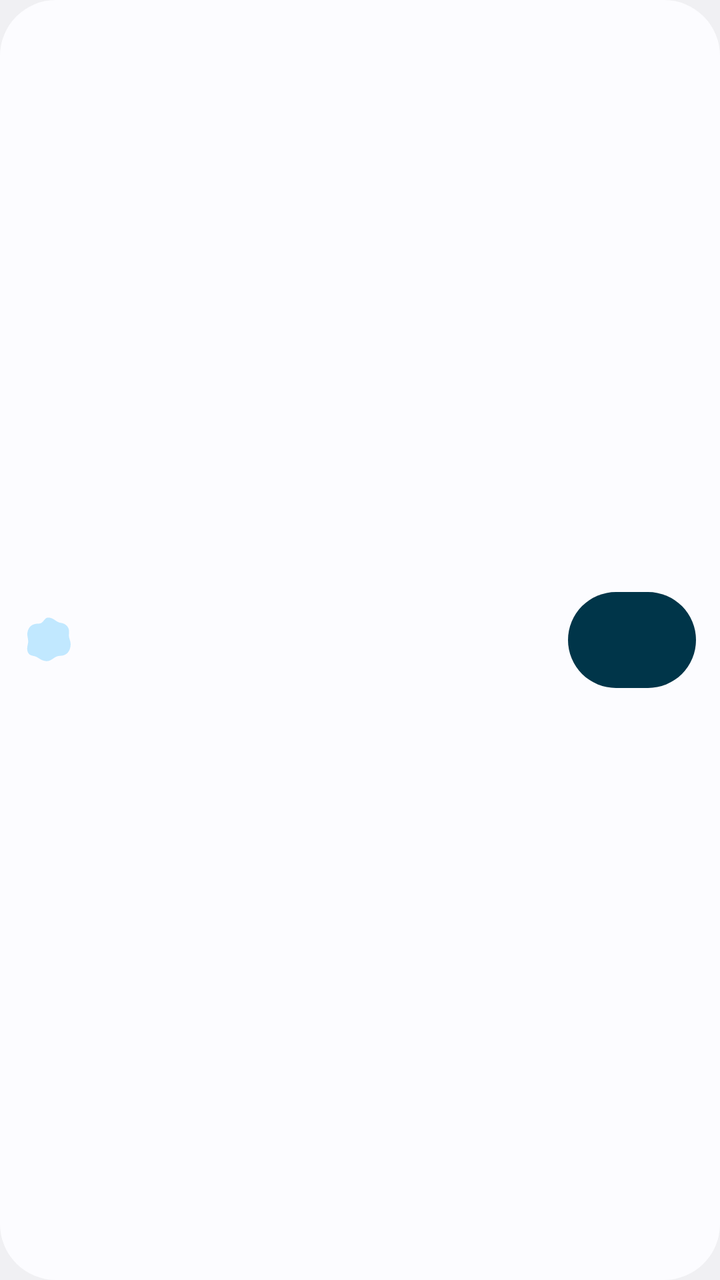
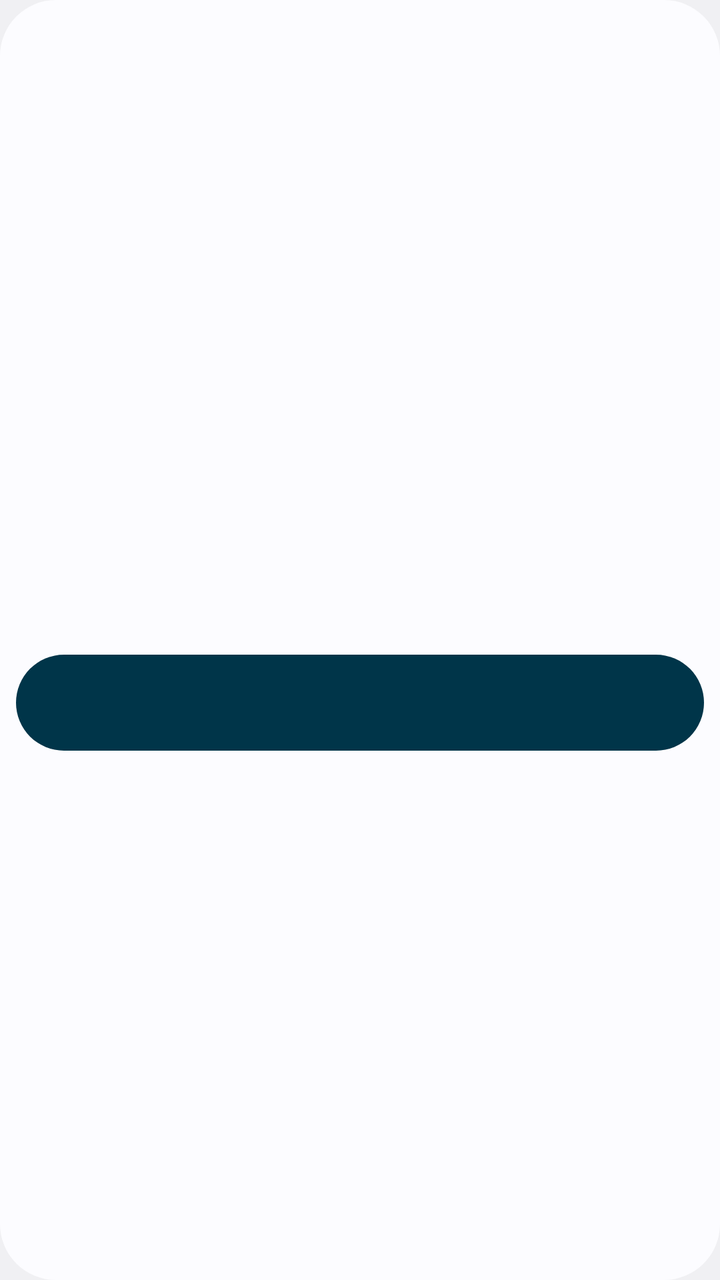

An Android layout rendered at two revisions. The XML below is the earlier revision; the diff shows what the commit changed to produce the second picture.
<!-- AndroidManifest.xml: application theme Theme.App -->
<!-- res/layout/widget_brew.xml -->
<?xml version="1.0" encoding="utf-8"?>
<LinearLayout xmlns:android="http://schemas.android.com/apk/res/android"
    android:layout_width="match_parent"
    android:layout_height="match_parent"
    android:background="@drawable/widget_brew_background"
    android:gravity="center_vertical"
    android:minHeight="@dimen/widget_min_height"
    android:orientation="horizontal"
    android:padding="12dp">

    <LinearLayout
        android:layout_width="0dp"
        android:layout_height="wrap_content"
        android:layout_weight="1"
        android:gravity="center_vertical"
        android:orientation="horizontal">

        <FrameLayout
            android:id="@+id/widget_method_icon_container"
            android:layout_width="24dp"
            android:layout_height="24dp"
            android:background="@drawable/widget_icon_container">

            <ImageView
                android:id="@+id/widget_method_icon"
                android:layout_width="16dp"
                android:layout_height="16dp"
                android:layout_gravity="center"
                android:contentDescription="@null"
                android:tint="@color/widget_icon_foreground" />
        </FrameLayout>

        <LinearLayout
            android:layout_width="0dp"
            android:layout_height="wrap_content"
            android:layout_marginStart="8dp"
            android:layout_weight="1"
            android:orientation="vertical">

            <TextView
                android:id="@+id/widget_title"
                android:layout_width="match_parent"
                android:layout_height="wrap_content"
                android:ellipsize="end"
                android:maxLines="1"
                android:textColor="@color/widget_secondary_text"
                android:textSize="12sp" />

            <LinearLayout
                android:id="@+id/widget_last_brew"
                android:layout_width="match_parent"
                android:layout_height="wrap_content"
                android:orientation="vertical">

                <TextView
                    android:id="@+id/widget_method"
                    android:layout_width="match_parent"
                    android:layout_height="wrap_content"
                    android:ellipsize="end"
                    android:maxLines="1"
                    android:textColor="@color/widget_primary_text"
                    android:textSize="12sp"
                    android:textStyle="bold" />

                <TextView
                    android:id="@+id/widget_details"
                    android:layout_width="match_parent"
                    android:layout_height="wrap_content"
                    android:ellipsize="end"
                    android:maxLines="1"
                    android:textColor="@color/widget_secondary_text"
                    android:textSize="12sp" />
            </LinearLayout>

            <LinearLayout
                android:id="@+id/widget_empty_content"
                android:layout_width="match_parent"
                android:layout_height="wrap_content"
                android:orientation="vertical"
                android:visibility="gone">

                <TextView
                    android:id="@+id/widget_empty_title"
                    android:layout_width="match_parent"
                    android:layout_height="wrap_content"
                    android:ellipsize="end"
                    android:maxLines="1"
                    android:textColor="@color/widget_primary_text"
                    android:textSize="12sp"
                    android:textStyle="bold" />

                <TextView
                    android:id="@+id/widget_empty_start"
                    android:layout_width="match_parent"
                    android:layout_height="wrap_content"
                    android:maxLines="1"
                    android:text="@string/widget_empty_start"
                    android:textColor="@color/widget_secondary_text"
                    android:textSize="12sp" />

            </LinearLayout>
        </LinearLayout>
    </LinearLayout>

    <FrameLayout
        android:id="@+id/widget_action"
        android:layout_width="64dp"
        android:layout_height="48dp"
        android:layout_marginStart="8dp"
        android:background="@drawable/widget_action_background"
        android:gravity="center"
        android:minHeight="48dp">

        <LinearLayout
            android:layout_width="wrap_content"
            android:layout_height="match_parent"
            android:gravity="center"
            android:orientation="horizontal"
                android:paddingHorizontal="6dp">

            <ImageView
                android:id="@+id/widget_action_icon"
                android:layout_width="16dp"
                android:layout_height="16dp"
                android:contentDescription="@null"
                android:tint="@color/widget_action_text" />

            <TextView
                android:id="@+id/widget_action_label"
                android:layout_width="wrap_content"
                android:layout_height="wrap_content"
                android:ellipsize="end"
                android:maxLines="1"
                android:textColor="@color/widget_action_text"
                android:textSize="10sp"
                android:textStyle="bold" />
        </LinearLayout>
    </FrameLayout>
</LinearLayout>
<!-- resources referenced by this layout -->
<resources>
  <color name="widget_action_text">@android:color/system_neutral1_0</color>
  <color name="widget_icon_foreground">@android:color/system_accent1_800</color>
  <color name="widget_primary_text">@android:color/system_neutral1_900</color>
  <color name="widget_secondary_text">@android:color/system_neutral1_700</color>
  <dimen name="widget_min_height">72dp</dimen>
  <!-- drawable widget_action_background (drawable) -->
  <?xml version="1.0" encoding="utf-8"?>
  <shape xmlns:android="http://schemas.android.com/apk/res/android" android:shape="rectangle">
      <solid android:color="@color/widget_action_background" />
      <corners android:radius="26dp" />
  </shape>
  <!-- drawable widget_brew_background (drawable) -->
  <?xml version="1.0" encoding="utf-8"?>
  <shape xmlns:android="http://schemas.android.com/apk/res/android" android:shape="rectangle">
      <solid android:color="@color/widget_background" />
      <corners android:radius="@android:dimen/system_app_widget_background_radius" />
  </shape>
  <!-- drawable widget_icon_container (drawable) -->
  <?xml version="1.0" encoding="utf-8"?>
  <vector xmlns:android="http://schemas.android.com/apk/res/android"
      android:width="64dp"
      android:height="64dp"
      android:viewportWidth="64"
      android:viewportHeight="64">
      <path
          android:fillColor="@color/widget_icon_container"
          android:pathData="M32,3 C40,3 42,9 49,10 C56,11 61,16 60,24 C59,31 63,34 62,41 C61,49 56,54 48,54 C40,54 37,62 29,61 C21,60 19,55 12,54 C5,53 3,47 5,39 C7,32 3,28 5,21 C7,14 12,11 20,11 C26,11 27,3 32,3 Z" />
  </vector>
  <string name="widget_empty_start">Start a brew</string>
  <style name="Theme.App" parent="android:Theme.DeviceDefault.Light.NoActionBar" />
  <color name="widget_action_background">@android:color/system_accent1_800</color>
  <color name="widget_background">@android:color/system_neutral1_10</color>
  <color name="widget_icon_container">@android:color/system_accent1_100</color>
</resources>

<!-- the commit's change to res/layout/widget_brew.xml (unified diff, before → after) -->
@@ -4,136 +4,30 @@
     android:layout_height="match_parent"
     android:background="@drawable/widget_brew_background"
     android:gravity="center_vertical"
-    android:minHeight="@dimen/widget_min_height"
-    android:orientation="horizontal"
-    android:padding="12dp">
+    android:orientation="vertical"
+    android:padding="8dp">
 
-    <LinearLayout
-        android:layout_width="0dp"
-        android:layout_height="wrap_content"
-        android:layout_weight="1"
-        android:gravity="center_vertical"
-        android:orientation="horizontal">
-
-        <FrameLayout
-            android:id="@+id/widget_method_icon_container"
-            android:layout_width="24dp"
-            android:layout_height="24dp"
-            android:background="@drawable/widget_icon_container">
-
-            <ImageView
-                android:id="@+id/widget_method_icon"
-                android:layout_width="16dp"
-                android:layout_height="16dp"
-                android:layout_gravity="center"
-                android:contentDescription="@null"
-                android:tint="@color/widget_icon_foreground" />
-        </FrameLayout>
-
-        <LinearLayout
-            android:layout_width="0dp"
-            android:layout_height="wrap_content"
-            android:layout_marginStart="8dp"
-            android:layout_weight="1"
-            android:orientation="vertical">
-
-            <TextView
-                android:id="@+id/widget_title"
-                android:layout_width="match_parent"
-                android:layout_height="wrap_content"
-                android:ellipsize="end"
-                android:maxLines="1"
-                android:textColor="@color/widget_secondary_text"
-                android:textSize="12sp" />
-
-            <LinearLayout
-                android:id="@+id/widget_last_brew"
-                android:layout_width="match_parent"
-                android:layout_height="wrap_content"
-                android:orientation="vertical">
-
-                <TextView
-                    android:id="@+id/widget_method"
-                    android:layout_width="match_parent"
-                    android:layout_height="wrap_content"
-                    android:ellipsize="end"
-                    android:maxLines="1"
-                    android:textColor="@color/widget_primary_text"
-                    android:textSize="12sp"
-                    android:textStyle="bold" />
-
-                <TextView
-                    android:id="@+id/widget_details"
-                    android:layout_width="match_parent"
-                    android:layout_height="wrap_content"
-                    android:ellipsize="end"
-                    android:maxLines="1"
-                    android:textColor="@color/widget_secondary_text"
-                    android:textSize="12sp" />
-            </LinearLayout>
-
-            <LinearLayout
-                android:id="@+id/widget_empty_content"
-                android:layout_width="match_parent"
-                android:layout_height="wrap_content"
-                android:orientation="vertical"
-                android:visibility="gone">
-
-                <TextView
-                    android:id="@+id/widget_empty_title"
-                    android:layout_width="match_parent"
-                    android:layout_height="wrap_content"
-                    android:ellipsize="end"
-                    android:maxLines="1"
-                    android:textColor="@color/widget_primary_text"
-                    android:textSize="12sp"
-                    android:textStyle="bold" />
-
-                <TextView
-                    android:id="@+id/widget_empty_start"
-                    android:layout_width="match_parent"
-                    android:layout_height="wrap_content"
-                    android:maxLines="1"
-                    android:text="@string/widget_empty_start"
-                    android:textColor="@color/widget_secondary_text"
-                    android:textSize="12sp" />
-
-            </LinearLayout>
-        </LinearLayout>
+    <TextView android:id="@+id/widget_title" android:layout_width="match_parent" android:layout_height="wrap_content"
+        android:textColor="@color/widget_secondary_text" android:textSize="10sp" />
+    <LinearLayout android:id="@+id/widget_last_brew" android:layout_width="match_parent" android:layout_height="wrap_content" android:orientation="vertical">
+    <TextView android:id="@+id/widget_coffee" android:layout_width="match_parent" android:layout_height="wrap_content"
+        android:maxLines="1" android:textColor="@color/widget_primary_text" android:textSize="14sp" android:textStyle="bold" />
+    <TextView android:id="@+id/widget_method" android:layout_width="match_parent" android:layout_height="wrap_content"
+        android:maxLines="1" android:textColor="@color/widget_secondary_text" android:textSize="9sp" />
+    <TextView android:id="@+id/widget_time" android:layout_width="match_parent" android:layout_height="wrap_content"
+        android:textColor="@color/widget_secondary_text" android:textSize="10sp" />
     </LinearLayout>
 
-    <FrameLayout
-        android:id="@+id/widget_action"
-        android:layout_width="64dp"
-        android:layout_height="48dp"
-        android:layout_marginStart="8dp"
-        android:background="@drawable/widget_action_background"
-        android:gravity="center"
-        android:minHeight="48dp">
+    <LinearLayout android:id="@+id/widget_empty_content" android:layout_width="match_parent" android:layout_height="wrap_content" android:orientation="vertical" android:visibility="gone">
+        <TextView android:id="@+id/widget_empty_title" android:layout_width="match_parent" android:layout_height="wrap_content"
+            android:textColor="@color/widget_primary_text" android:textSize="14sp" android:textStyle="bold" />
+        <TextView android:id="@+id/widget_empty_start" android:layout_width="match_parent" android:layout_height="wrap_content"
+            android:text="@string/widget_empty_start" android:textColor="@color/widget_secondary_text" android:textSize="12sp" />
+    </LinearLayout>
 
-        <LinearLayout
-            android:layout_width="wrap_content"
-            android:layout_height="match_parent"
-            android:gravity="center"
-            android:orientation="horizontal"
-                android:paddingHorizontal="6dp">
-
-            <ImageView
-                android:id="@+id/widget_action_icon"
-                android:layout_width="16dp"
-                android:layout_height="16dp"
-                android:contentDescription="@null"
-                android:tint="@color/widget_action_text" />
-
-            <TextView
-                android:id="@+id/widget_action_label"
-                android:layout_width="wrap_content"
-                android:layout_height="wrap_content"
-                android:ellipsize="end"
-                android:maxLines="1"
-                android:textColor="@color/widget_action_text"
-                android:textSize="10sp"
-                android:textStyle="bold" />
-        </LinearLayout>
+    <FrameLayout android:id="@+id/widget_action" android:layout_width="match_parent" android:layout_height="48dp"
+        android:layout_marginTop="4dp" android:background="@drawable/widget_action_background" android:gravity="center">
+        <TextView android:id="@+id/widget_action_label" android:layout_width="wrap_content" android:layout_height="wrap_content"
+            android:textColor="@color/widget_action_text" android:textSize="13sp" android:textStyle="bold" />
     </FrameLayout>
 </LinearLayout>
<!-- resource entries referenced after the edit -->
@@ -1,10 +1,8 @@
 <!-- resources referenced by this layout -->
 <resources>
   <color name="widget_action_text">@android:color/system_neutral1_0</color>
-  <color name="widget_icon_foreground">@android:color/system_accent1_800</color>
   <color name="widget_primary_text">@android:color/system_neutral1_900</color>
   <color name="widget_secondary_text">@android:color/system_neutral1_700</color>
-  <dimen name="widget_min_height">72dp</dimen>
   <!-- drawable widget_action_background (drawable) -->
   <?xml version="1.0" encoding="utf-8"?>
   <shape xmlns:android="http://schemas.android.com/apk/res/android" android:shape="rectangle">
@@ -17,21 +15,9 @@
       <solid android:color="@color/widget_background" />
       <corners android:radius="@android:dimen/system_app_widget_background_radius" />
   </shape>
-  <!-- drawable widget_icon_container (drawable) -->
-  <?xml version="1.0" encoding="utf-8"?>
-  <vector xmlns:android="http://schemas.android.com/apk/res/android"
-      android:width="64dp"
-      android:height="64dp"
-      android:viewportWidth="64"
-      android:viewportHeight="64">
-      <path
-          android:fillColor="@color/widget_icon_container"
-          android:pathData="M32,3 C40,3 42,9 49,10 C56,11 61,16 60,24 C59,31 63,34 62,41 C61,49 56,54 48,54 C40,54 37,62 29,61 C21,60 19,55 12,54 C5,53 3,47 5,39 C7,32 3,28 5,21 C7,14 12,11 20,11 C26,11 27,3 32,3 Z" />
-  </vector>
   <string name="widget_empty_start">Start a brew</string>
   <style name="Theme.App" parent="android:Theme.DeviceDefault.Light.NoActionBar" />
   <color name="widget_action_background">@android:color/system_accent1_800</color>
   <color name="widget_background">@android:color/system_neutral1_10</color>
-  <color name="widget_icon_container">@android:color/system_accent1_100</color>
 </resources>
 
